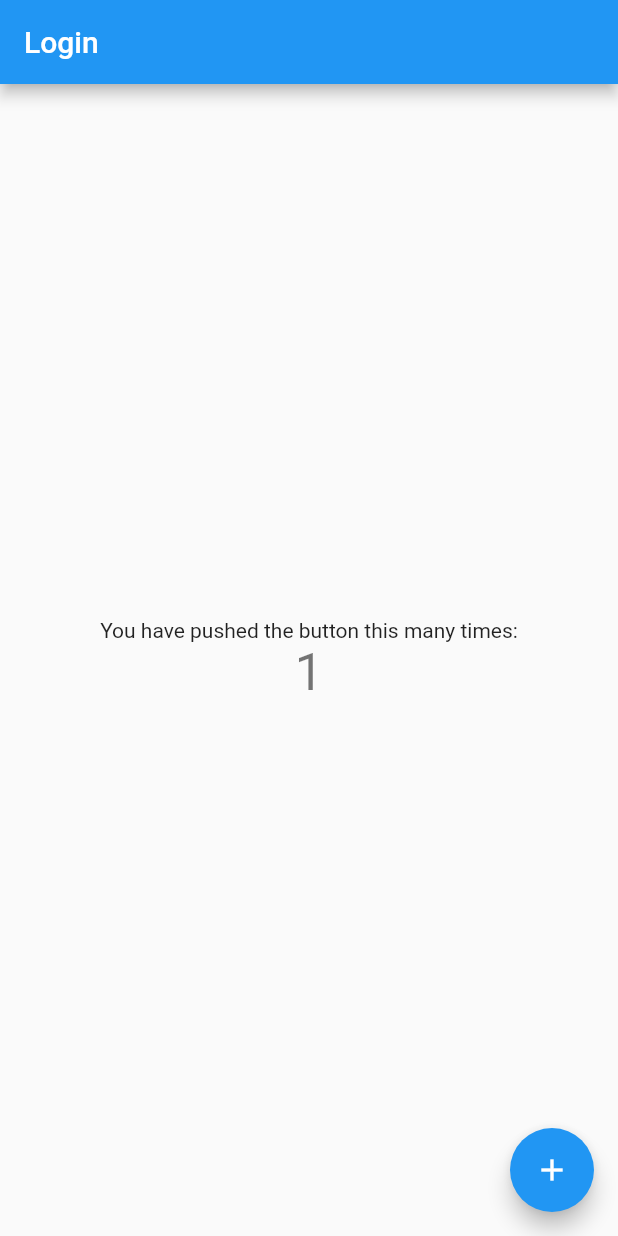
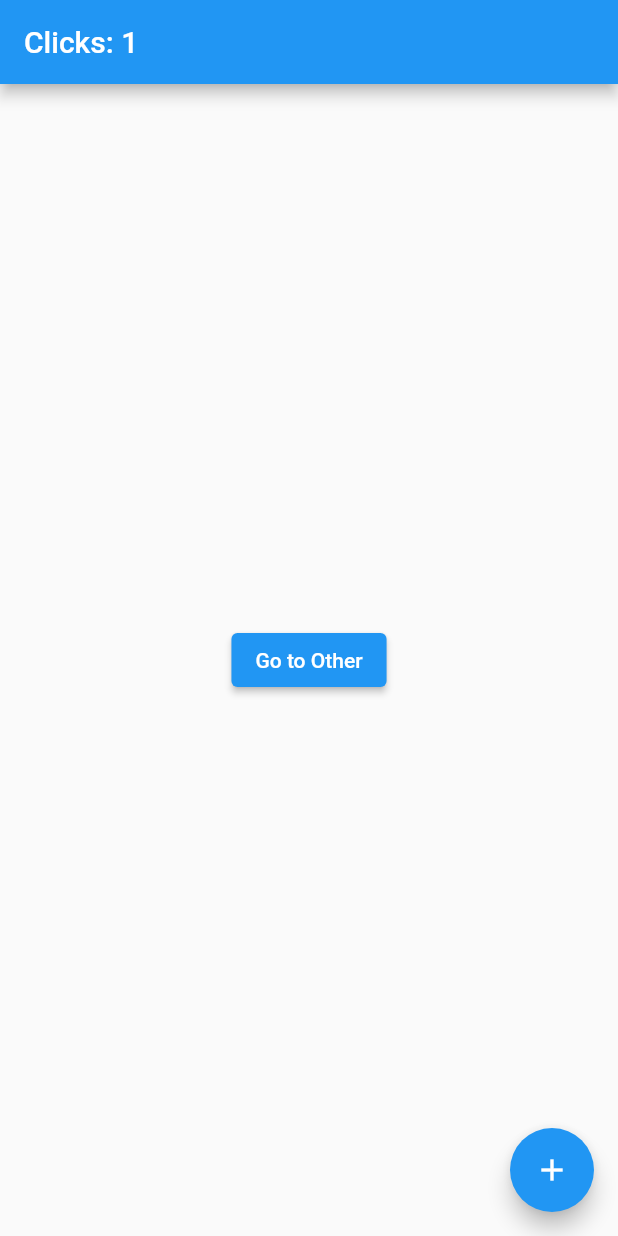
Before and after one commit to lqr131115/flutter-app, a Flutter app: the screen it shows after launch, after a tap on the "add" icon, on a phone screen of 412 x 824 dp. Run offline on Flutter 3.47's test engine with Material 2 defaults, Android fonts, the light colour scheme and no system bars; our stand-ins replace get.

Commit message:
引入getx

```diff
--- a/lib/main.dart
+++ b/lib/main.dart
@@ -1,113 +1,59 @@
 import 'package:flutter/material.dart';
+import 'package:get/get.dart';
+
 
 void main() {
-  runApp(MyApp());
+  runApp(MaterialApp(home: Home()));
 }
 
-class MyApp extends StatelessWidget {
-  // This widget is the root of your application.
-  @override
-  Widget build(BuildContext context) {
-    return MaterialApp(
-      title: 'Flutter Demo',
-      theme: ThemeData(
-        // This is the theme of your application.
-        //
-        // Try running your application with "flutter run". You'll see the
-        // application has a blue toolbar. Then, without quitting the app, try
-        // changing the primarySwatch below to Colors.green and then invoke
-        // "hot reload" (press "r" in the console where you ran "flutter run",
-        // or simply save your changes to "hot reload" in a Flutter IDE).
-        // Notice that the counter didn't reset back to zero; the application
-        // is not restarted.
-        primarySwatch: Colors.blue,
-      ),
-      home: MyHomePage(title: 'Login'),
-    );
+class Controller1 extends GetxController{
+  var count = 0.obs;
+  increment() => count++;
+}
+
+class Controller2 extends GetxController {
+  var count = 0;
+  void increment() {
+    count++;
+    update();
   }
 }
 
-class MyHomePage extends StatefulWidget {
-  MyHomePage({Key? key, required this.title}) : super(key: key);
-
-  // This widget is the home page of your application. It is stateful, meaning
-  // that it has a State object (defined below) that contains fields that affect
-  // how it looks.
-
-  // This class is the configuration for the state. It holds the values (in this
-  // case the title) provided by the parent (in this case the App widget) and
-  // used by the build method of the State. Fields in a Widget subclass are
-  // always marked "final".
-
-  final String title;
+class Home extends StatelessWidget {
 
   @override
-  _MyHomePageState createState() => _MyHomePageState();
+  Widget build(context) {
+
+    // Instantiate your class using Get.put() to make it available for all "child" routes there.
+    final Controller1 c1 = Get.put(Controller1());
+
+    return Scaffold(
+      // Use Obx(()=> to update Text() whenever count is changed.
+      appBar: AppBar(title: Obx(() => Text("Clicks: ${c1.count}"))),
+
+      // Replace the 8 lines Navigator.push by a simple Get.to(). You don't need context
+      body: Center(child: ElevatedButton(
+              child: Text("Go to Other"), onPressed: () => Get.to(Other()))),
+      floatingActionButton:
+          FloatingActionButton(child: Icon(Icons.add), onPressed: c1.increment));
+  }
 }
 
-class _MyHomePageState extends State<MyHomePage> {
-  int _counter = 0;
-
-  void _incrementCounter() {
-    setState(() {
-      // This call to setState tells the Flutter framework that something has
-      // changed in this State, which causes it to rerun the build method below
-      // so that the display can reflect the updated values. If we changed
-      // _counter without calling setState(), then the build method would not be
-      // called again, and so nothing would appear to happen.
-      _counter++;
-    });
-  }
+class Other extends StatelessWidget {
+  // You can ask Get to find a Controller that is being used by another page and redirect you to it.
+  final Controller1 c1 = Get.find();
 
   @override
-  Widget build(BuildContext context) {
-    // This method is rerun every time setState is called, for instance as done
-    // by the _incrementCounter method above.
-    //
-    // The Flutter framework has been optimized to make rerunning build methods
-    // fast, so that you can just rebuild anything that needs updating rather
-    // than having to individually change instances of widgets.
-    return Scaffold(
-      appBar: AppBar(
-        // Here we take the value from the MyHomePage object that was created by
-        // the App.build method, and use it to set our appbar title.
-        title: Text(widget.title),
-      ),
-      body: Center(
-        // Center is a layout widget. It takes a single child and positions it
-        // in the middle of the parent.
-        child: Column(
-          // Column is also a layout widget. It takes a list of children and
-          // arranges them vertically. By default, it sizes itself to fit its
-          // children horizontally, and tries to be as tall as its parent.
-          //
-          // Invoke "debug painting" (press "p" in the console, choose the
-          // "Toggle Debug Paint" action from the Flutter Inspector in Android
-          // Studio, or the "Toggle Debug Paint" command in Visual Studio Code)
-          // to see the wireframe for each widget.
-          //
-          // Column has various properties to control how it sizes itself and
-          // how it positions its children. Here we use mainAxisAlignment to
-          // center the children vertically; the main axis here is the vertical
-          // axis because Columns are vertical (the cross axis would be
-          // horizontal).
-          mainAxisAlignment: MainAxisAlignment.center,
-          children: <Widget>[
-            Text(
-              'You have pushed the button this many times:',
-            ),
-            Text(
-              '$_counter',
-              style: Theme.of(context).textTheme.headline4,
-            ),
-          ],
-        ),
-      ),
-      floatingActionButton: FloatingActionButton(
-        onPressed: _incrementCounter,
-        tooltip: 'Increment',
-        child: Icon(Icons.add),
-      ), // This trailing comma makes auto-formatting nicer for build methods.
-    );
+  Widget build(context){
+     // Access the updated count variable
+     return Scaffold(body: Center(child: Text("${c1.count}")));
   }
 }
+
+class Second extends StatelessWidget {
+  final Controller2 ctrl = Get.find();
+  @override
+  Widget build(context){
+     return Scaffold(body: Center(child: Text("${ctrl.count}")));
+  }
+}
--- a/pubspec.yaml
+++ b/pubspec.yaml
@@ -28,6 +28,7 @@ dependencies:
   # The following adds the Cupertino Icons font to your application.
   # Use with the CupertinoIcons class for iOS style icons.
   cupertino_icons: ^1.0.2
+  get: ^4.1.4
 
 dev_dependencies:
   flutter_test:
```
Also changed, not shown: 2 other files.
